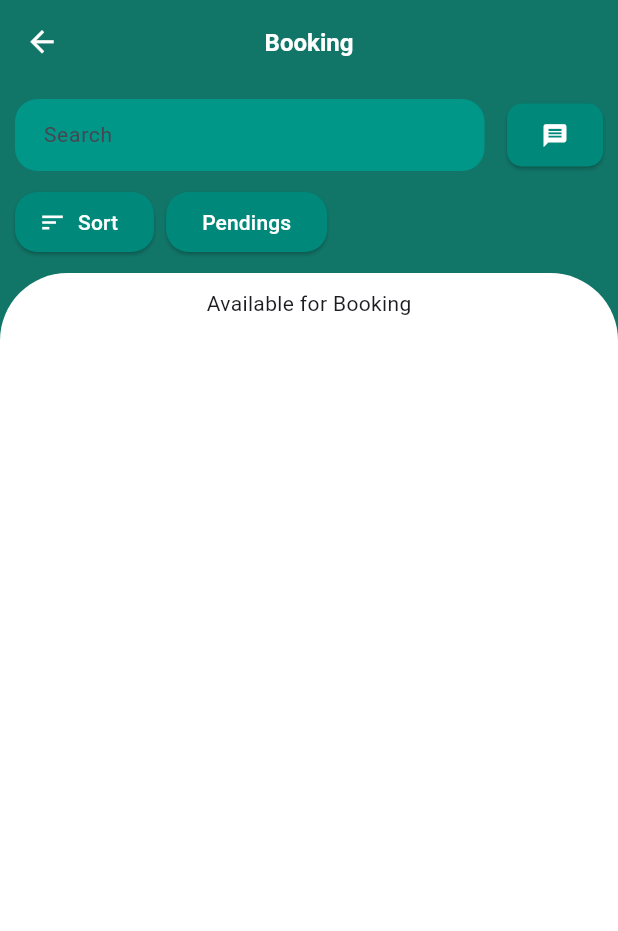
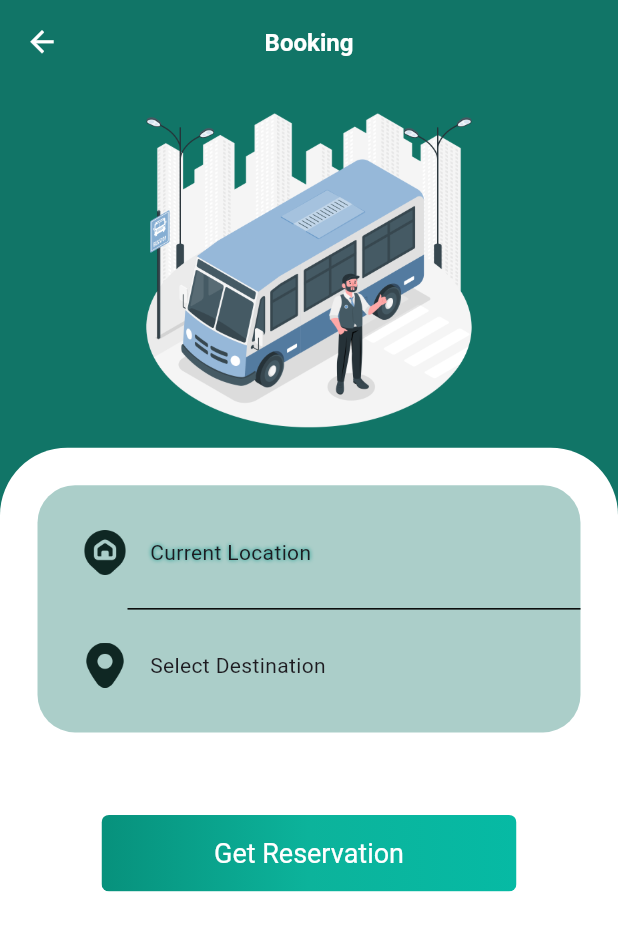
Before and after one commit to MiggyZhark/gptransco, a Flutter app: the BookingsScreen screen opened directly, on a phone screen of 412 x 824 dp. Shown: the top 931 px of the screen. Run offline on Flutter 3.47's test engine with Material 3 defaults, Android fonts, the light colour scheme and no system bars; our stand-ins replace animate_do, animated_bottom_navigation_bar, awesome_snackbar_content, cloud_firestore, firebase_auth, firebase_core and 3 more; accounts and stored records are empty.

Commit message:
third commit

```diff
--- /dev/null
+++ b/lib/Screens/Dashboards/Users/Screens/Booking_screen/booking.dart
@@ -0,0 +1,296 @@
+import 'package:flutter/cupertino.dart';
+import 'package:flutter/material.dart';
+import '../../../../../constants.dart';
+import 'Book_Ticket.dart';
+
+class BookingsScreen extends StatefulWidget {
+  const BookingsScreen({super.key});
+
+  @override
+  _BookingsScreenState createState() => _BookingsScreenState();
+}
+
+class _BookingsScreenState extends State<BookingsScreen> {
+  // State variables to hold selected values
+  String currentLocation = 'Current Location';
+  String destination = 'Select Destination';
+
+  // Function to show Current Location dialog
+  void showCurrentLocationDialog(BuildContext context) {
+    showDialog(
+      context: context,
+      builder: (BuildContext context) {
+        return AlertDialog(
+          title: Text('Select Current Location'),
+          content: Column(
+            mainAxisSize: MainAxisSize.min,
+            children: [
+              ListTile(
+                title: Text('Gensan'),
+                onTap: () {
+                  setState(() {
+                    currentLocation = 'Gensan'; // Update selected location
+                  });
+                  Navigator.of(context).pop(); // Close dialog
+                },
+              ),
+              ListTile(
+                title: Text('Palimbang'),
+                onTap: () {
+                  setState(() {
+                    currentLocation = 'Palimbang';
+                  });
+                  Navigator.of(context).pop();
+                },
+              ),
+            ],
+          ),
+        );
+      },
+    );
+  }
+
+  // Function to show Select Destination dialog
+  void showDestinationDialog(BuildContext context) {
+    showDialog(
+      context: context,
+      builder: (BuildContext context) {
+        return AlertDialog(
+          title: Text('Select Destination'),
+          content: Column(
+            mainAxisSize: MainAxisSize.min,
+            children: [
+              ListTile(
+                title: Text('Gensan'),
+                onTap: () {
+                  setState(() {
+                    destination = 'Gensan';
+                  });
+                  Navigator.of(context).pop();
+                },
+              ),
+              ListTile(
+                title: Text('Palimbang'),
+                onTap: () {
+                  setState(() {
+                    destination = 'Palimbang';
+                  });
+                  Navigator.of(context).pop();
+                },
+              ),
+              ListTile(
+                title: Text('Maasim'),
+                onTap: () {
+                  setState(() {
+                    destination = 'Maasim';
+                  });
+                  Navigator.of(context).pop();
+                },
+              ),
+              ListTile(
+                title: Text('Maitum'),
+                onTap: () {
+                  setState(() {
+                    destination = 'Maitum';
+                  });
+                  Navigator.of(context).pop();
+                },
+              ),
+              ListTile(
+                title: Text('Kiamba'),
+                onTap: () {
+                  setState(() {
+                    destination = 'Kiamba';
+                  });
+                  Navigator.of(context).pop();
+                },
+              ),
+            ],
+          ),
+        );
+      },
+    );
+  }
+
+  @override
+  Widget build(BuildContext context) {
+    return Scaffold(
+      backgroundColor: gpBottomNavigationColorDark,
+      appBar: AppBar(
+        backgroundColor: Colors.transparent,
+        centerTitle: true,
+        title: const Text(
+          'Booking',
+          style: headerTitle,
+        ),
+      ),
+      body: Column(
+        children: [
+          Padding(
+            padding: const EdgeInsets.all(10.0),
+            child: Column(
+              crossAxisAlignment: CrossAxisAlignment.start,
+              children: [
+                ClipRRect(
+                  child: Image.asset(
+                    'assets/images/Van-driver.png',
+                    height: MediaQuery.sizeOf(context).height * 0.27,
+                  ),
+                ),
+              ],
+            ),
+          ),
+          Expanded(
+              child: Container(
+            width: MediaQuery.of(context).size.width * 1,
+            decoration: const BoxDecoration(
+                color: gpPrimaryColor,
+                borderRadius: BorderRadius.only(
+                    topLeft: Radius.circular(45),
+                    topRight: Radius.circular(45))),
+            child: SingleChildScrollView(
+              child: Column(
+                children: [
+                  Padding(
+                    padding: EdgeInsets.all(25),
+                    child: Container(
+                      height: MediaQuery.sizeOf(context).height * 0.2,
+                      decoration: BoxDecoration(
+                          color: Color.fromARGB(90, 17, 117, 103),
+                          borderRadius: BorderRadius.circular(25)),
+                      child: Padding(
+                        padding: EdgeInsets.only(left: 30, top: 20, bottom: 20),
+                        child: Column(
+                          mainAxisAlignment: MainAxisAlignment.center,
+                          children: [
+                            InkWell(
+                              onTap: () => showCurrentLocationDialog(context),
+                              child: Row(
+                                children: [
+                                  ImageIcon(
+                                      size: 30,
+                                      color: gpIconColor,
+                                      AssetImage(
+                                          'assets/models/map-marker-home.png')),
+                                  SizedBox(
+                                    width: 15,
+                                  ),
+                                  Text(
+                                    currentLocation,
+                                    style: TextStyle(shadows: [
+                                      BoxShadow(
+                                        color: Colors.teal,
+                                        blurRadius: 3.0,
+                                        spreadRadius: 6.0,
+                                      ),
+                                    ]),
+                                  )
+                                ],
+                              ),
+                            ),
+                            SizedBox(
+                              height: 20,
+                            ),
+                            Divider(
+                              indent: 30,
+                              height: 5,
+                              color: Colors.black,
+                            ),
+                            SizedBox(
+                              height: 20,
+                            ),
+                            InkWell(
+                              onTap: () => showDestinationDialog(context),
+                              child: Row(
+                                children: [
+                                  ImageIcon(
+                                      size: 30,
+                                      color: gpIconColor,
+                                      AssetImage('assets/models/marker.png')),
+                                  SizedBox(
+                                    width: 15,
+                                  ),
+                                  Text(destination)
+                                ],
+                              ),
+                            )
+                          ],
+                        ),
+                      ),
+                    ),
+                  ),
+                  Padding(
+                    padding: const EdgeInsets.only(top: 30.0),
+                    child: Center(
+                      child: ClipRRect(
+                        borderRadius: BorderRadius.circular(5),
+                        child: Stack(
+                          children: <Widget>[
+                            Positioned.fill(
+                              child: Container(
+                                decoration: const BoxDecoration(
+                                  gradient: LinearGradient(
+                                    colors: <Color>[
+                                      Color(0xFF07917C),
+                                      Color(0xFF0CB39B),
+                                      Color(0xFF06BAA4)
+                                    ],
+                                  ),
+                                ),
+                              ),
+                            ),
+                            Padding(
+                              padding:
+                                  const EdgeInsets.symmetric(horizontal: 5.0),
+                              child: TextButton(
+                                style: TextButton.styleFrom(
+                                  textStyle: const TextStyle(fontSize: 18),
+                                  padding: const EdgeInsets.symmetric(
+                                      vertical: 15, horizontal: 70),
+                                ),
+                                onPressed: () {
+                                  if (currentLocation != 'Current Location' &&
+                                      destination != 'Select Destination'){
+                                    if(currentLocation != destination){
+                                      Navigator.push(
+                                        context,
+                                        MaterialPageRoute(
+                                          builder: (context) => BookTicket(
+                                            currentLocation: currentLocation,
+                                            destination: destination,
+                                          ),
+                                        ),
+                                      );
+                                    }
+                                    else{
+                                      ScaffoldMessenger.of(context).showSnackBar(
+                                        const SnackBar(content: Text('Location & Destination should not be match')),
+                                      );
+                                    }
+                                  }
+                                  else{
+                                    ScaffoldMessenger.of(context).showSnackBar(
+                                      const SnackBar(content: Text('Please select a Location & Destination')),
+                                    );
+                                  }
+                                },
+                                child: const Text(
+                                  'Get Reservation',
+                                  style: TextStyle(color: Colors.white),
+                                ),
+                              ),
+                            )
+                          ],
+                        ),
+                      ),
+                    ),
+                  ),
+                ],
+              ),
+            ),
+          ))
+        ],
+      ),
+    );
+  }
+}
--- a/lib/Screens/Dashboards/Users/Screens/booking.dart
+++ /dev/null
@@ -1,133 +0,0 @@
-import 'package:flutter/material.dart';
-import 'package:gptransco/Screens/Dashboards/Users/chats/chathub.dart';
-import '../../../../constants.dart';
-
-class BookingsScreen extends StatelessWidget {
-  const BookingsScreen({super.key});
-
-  @override
-  Widget build(BuildContext context) {
-    return Scaffold(
-      backgroundColor: gpBottomNavigationColorDark,
-      appBar: AppBar(
-        backgroundColor: Colors.transparent,
-        centerTitle: true,
-        title: const Text(
-          'Booking',
-          style: headerTitle,
-        ),
-      ),
-      body: Column(
-        children: [
-          Padding(
-            padding: const EdgeInsets.all(10.0),
-            child: Column(
-              crossAxisAlignment: CrossAxisAlignment.start,
-              children: [
-                // First row: Search bar and Chat button
-                Row(
-                  children: [
-                    // Search bar
-                    Expanded(
-                      flex: 3,
-                      child: TextField(
-                        decoration: InputDecoration(
-                          contentPadding: const EdgeInsets.symmetric(
-                              vertical: 0, horizontal: 15),
-                          hintText: 'Search',
-                          filled: true,
-                          fillColor: Colors.teal[500],
-                          // Adjust color as per your UI
-                          border: OutlineInputBorder(
-                            borderRadius: BorderRadius.circular(15),
-                            borderSide: BorderSide.none,
-                          ),
-                        ),
-                        style:
-                            const TextStyle(color: Colors.white, fontSize: 14),
-                      ),
-                    ),
-                    const SizedBox(width: 15),
-
-                    // Chat Icon button
-                    ElevatedButton(
-                      onPressed: () {
-                        Navigator.push(context, MaterialPageRoute(builder: (context)=> const ChatHub()));
-                      },
-                      style: ElevatedButton.styleFrom(
-                        backgroundColor: Colors.teal[600],
-                        shape: RoundedRectangleBorder(
-                            borderRadius: BorderRadius.circular(10)),
-                        padding: const EdgeInsets.all(12),
-                      ),
-                      child: const Icon(Icons.message, color: Colors.white),
-                    ),
-                  ],
-                ),
-                const SizedBox(height: 10),
-                // Second row: Sort button and Pending button
-                Row(
-                  children: [
-                    // Sort button
-                    ElevatedButton.icon(
-                      onPressed: () {
-                        // Sort action here
-                      },
-                      icon: const Icon(Icons.sort, color: Colors.white),
-                      label: const Text('Sort',
-                          style: TextStyle(color: Colors.white)),
-                      style: ElevatedButton.styleFrom(
-                        backgroundColor: Colors.teal[600], // Adjust color
-                        shape: RoundedRectangleBorder(
-                          borderRadius: BorderRadius.circular(15),
-                        ),
-                      ),
-                    ),
-                    const SizedBox(width: 8),
-
-                    // Pending button
-                    ElevatedButton(
-                      onPressed: () {
-                        // Pending action here
-                      },
-                      style: ElevatedButton.styleFrom(
-                        backgroundColor: Colors.teal[600], // Adjust color
-                        shape: RoundedRectangleBorder(
-                          borderRadius: BorderRadius.circular(15),
-                        ),
-                      ),
-                      child: const Text('Pendings',
-                          style: TextStyle(color: Colors.white)),
-                    ),
-                  ],
-                ),
-              ],
-            ),
-          ),
-          Expanded(
-              child: Container(
-            width: MediaQuery.of(context).size.width * 1,
-            decoration: const BoxDecoration(
-                color: gpPrimaryColor,
-                borderRadius: BorderRadius.only(
-                    topLeft: Radius.circular(45),
-                    topRight: Radius.circular(45))),
-            child: const SingleChildScrollView(
-              child: Column(
-                children: [
-                  SizedBox(
-                    height: 10,
-                  ),
-                  Text(
-                    'Available for Booking',
-                    style: TextStyle(fontSize: 14),
-                  )
-                ],
-              ),
-            ),
-          ))
-        ],
-      ),
-    );
-  }
-}
--- a/lib/Screens/Dashboards/Users/Screens/rental.dart
+++ b/lib/Screens/Dashboards/Users/Screens/rental.dart
@@ -1,6 +1,6 @@
 import 'package:flutter/material.dart';
-
 import '../../../../constants.dart';
+import '../chats/chathub.dart';
 
 class RentalScreen extends StatelessWidget {
   const RentalScreen({super.key});
@@ -52,7 +52,7 @@ class RentalScreen extends StatelessWidget {
                     // Chat Icon button
                     ElevatedButton(
                       onPressed: () {
-                        Navigator.pushNamed(context, "/ChatHub");
+                        Navigator.push(context, MaterialPageRoute(builder: (context)=> const ChatHub()));
                       },
                       style: ElevatedButton.styleFrom(
                         backgroundColor: Colors.teal[600],
--- a/lib/Screens/Dashboards/Users/User_Dashboard.dart
+++ b/lib/Screens/Dashboards/Users/User_Dashboard.dart
@@ -2,7 +2,7 @@ import 'package:animated_bottom_navigation_bar/animated_bottom_navigation_bar.da
 import 'package:firebase_auth/firebase_auth.dart';
 import 'package:flutter/material.dart';
 import '../../../Services/firebase_database.dart';
-import 'Screens/booking.dart';
+import 'Screens/Booking_screen/booking.dart';
 import 'Screens/home.dart';
 import 'Screens/profile.dart';
 import 'Screens/rental.dart';
--- a/lib/Screens/Signup/components/signup_form.dart
+++ b/lib/Screens/Signup/components/signup_form.dart
@@ -135,7 +135,7 @@ class _SignupFormState extends State<SignupForm> {
                       if (value == null || value.isEmpty) {
                         return 'Please enter your Name';
                       }
-                      if (value.length <= 6) {
+                      if (value.length <= 4) {
                         return 'Mobile number must be 5 characters';
                       }
                       return null;
--- a/lib/main.dart
+++ b/lib/main.dart
@@ -1,6 +1,5 @@
 import 'package:firebase_core/firebase_core.dart';
 import 'package:flutter/material.dart';
-import 'package:flutter/services.dart';
 import 'package:gptransco/Screens/Dashboards/Users/User_Dashboard.dart';
 import 'package:gptransco/Screens/Login/login_screen.dart';
 import 'package:gptransco/Screens/Signup/components/authentication_screen.dart';
@@ -10,9 +9,6 @@ import 'constants.dart';
 import 'firebase_options.dart';
 
 Future<void> main() async {
-  SystemChrome.setSystemUIOverlayStyle(const SystemUiOverlayStyle(
-    statusBarColor: Colors.green,
-  ));
   WidgetsFlutterBinding.ensureInitialized();
   await Firebase.initializeApp(
     options: DefaultFirebaseOptions.currentPlatform,
--- a/pubspec.yaml
+++ b/pubspec.yaml
@@ -47,6 +47,7 @@ dependencies:
   image_picker: ^1.1.2
   firebase_storage: ^12.2.0
   dash_chat_2: ^0.0.21
+  drop_down_list: ^0.0.8
 
 dev_dependencies:
   flutter_test:
```
Also changed, not shown: lib/Screens/Dashboards/Users/Screens/Booking_screen/Book_Ticket.dart (added, +168 -0 lines), lib/Screens/Dashboards/Users/Screens/home.dart (+8 -12 lines), assets/images/Map.png (added), assets/images/Van-driver.png (added), assets/images/passenger.png (added), assets/models/clock.png (added), assets/models/map-marker-home.png (added), assets/models/marker.png (added), assets/models/ticket.png (added), assets/models/waiting.png (added), pubspec.lock.
